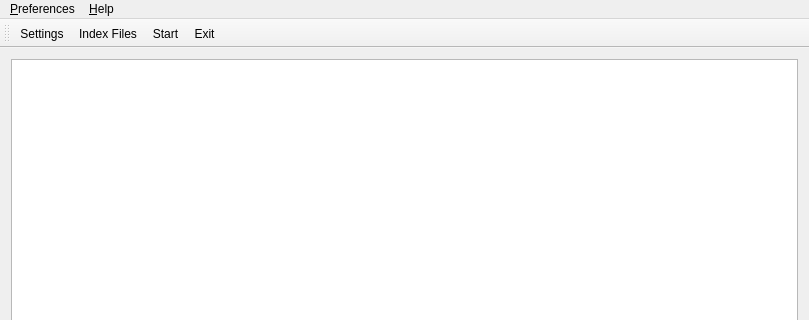
Old version of the form mainwindow.ui in the repository PavloSolntsev/solxd; both pictures show x 0 to 809 and y 0 to 320 of the 809 by 532 pixel window.
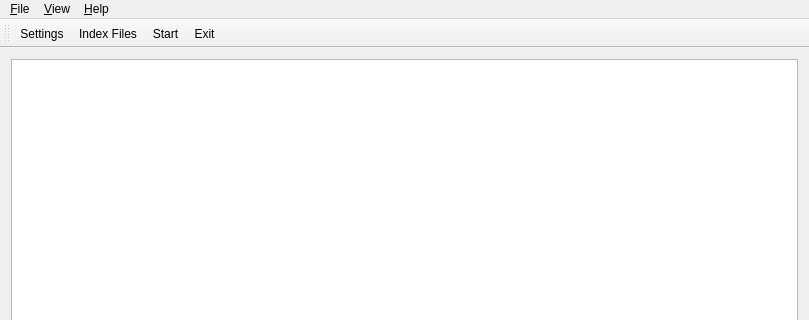
New version of the form. Icons and pictures are not drawn. Custom widgets are drawn as their Qt base class.

Commit message: Search Widget was moved to a dock.

Diff of the .ui file:
```diff
--- a/mainwindow.ui
+++ b/mainwindow.ui
@@ -47,12 +47,12 @@
      <x>0</x>
      <y>0</y>
      <width>809</width>
-     <height>26</height>
+     <height>29</height>
     </rect>
    </property>
    <widget class="QMenu" name="menuPreferences">
     <property name="title">
-     <string>&amp;Preferences</string>
+     <string>&amp;File</string>
     </property>
     <addaction name="action_Exit"/>
    </widget>
@@ -63,7 +63,13 @@
     <addaction name="actionSolXd_help"/>
     <addaction name="actionAbout_Qt"/>
    </widget>
+   <widget class="QMenu" name="menu_View">
+    <property name="title">
+     <string>&amp;View</string>
+    </property>
+   </widget>
    <addaction name="menuPreferences"/>
+   <addaction name="menu_View"/>
    <addaction name="menu_About"/>
   </widget>
   <action name="actionIndex_Files">
```
The commit also changes 5 other files.
